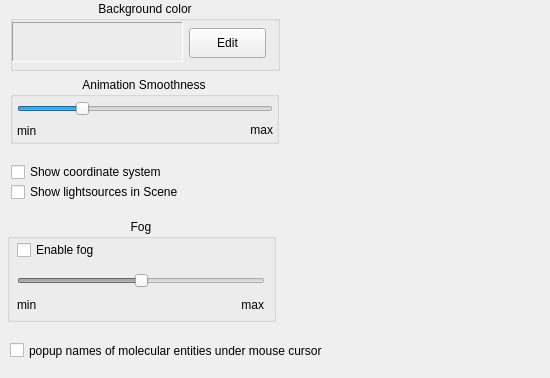
This is source/VIEW/DIALOGS/stageSettings.ui in BALL-Project/ball as Qt 5 draws it before an edit. The edited form follows.
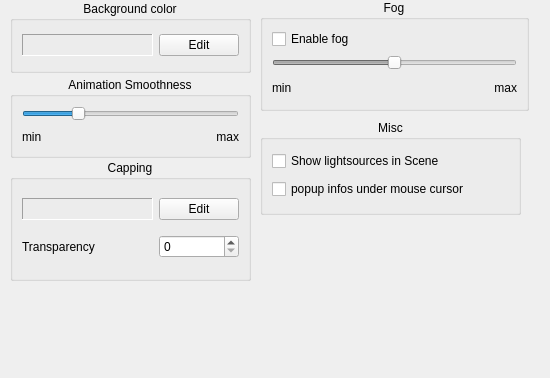
This is the edited form. The open tabs and pages were chosen to show the change.

Patch:
```diff
--- a/source/VIEW/DIALOGS/stageSettings.ui
+++ b/source/VIEW/DIALOGS/stageSettings.ui
@@ -28,112 +28,13 @@
     <number>3</number>
    </property>
    <widget class="QWidget" name="Main" >
-    <widget class="QCheckBox" name="coordinate_button" >
-     <property name="geometry" >
-      <rect>
-       <x>11</x>
-       <y>162</y>
-       <width>267</width>
-       <height>20</height>
-      </rect>
-     </property>
-     <property name="text" >
-      <string>Show coordinate system</string>
-     </property>
-    </widget>
-    <widget class="QCheckBox" name="show_lights_" >
-     <property name="geometry" >
-      <rect>
-       <x>11</x>
-       <y>182</y>
-       <width>270</width>
-       <height>20</height>
-      </rect>
-     </property>
-     <property name="text" >
-      <string>Show lightsources in Scene</string>
-     </property>
-    </widget>
-    <widget class="QCheckBox" name="popup_names" >
-     <property name="geometry" >
-      <rect>
-       <x>10</x>
-       <y>340</y>
-       <width>370</width>
-       <height>21</height>
-      </rect>
-     </property>
-     <property name="text" >
-      <string>popup names of molecular entities under mouse cursor</string>
-     </property>
-    </widget>
-    <widget class="QGroupBox" name="groupBox2" >
-     <property name="geometry" >
-      <rect>
-       <x>10</x>
-       <y>1</y>
-       <width>270</width>
-       <height>70</height>
-      </rect>
-     </property>
-     <property name="toolTip" >
-      <string>Set the background color of the Scene.</string>
-     </property>
-     <property name="title" >
-      <string>Background color</string>
-     </property>
-     <property name="alignment" >
-      <set>Qt::AlignHCenter</set>
-     </property>
-     <widget class="QPushButton" name="color_button" >
-      <property name="geometry" >
-       <rect>
-        <x>179</x>
-        <y>27</y>
-        <width>77</width>
-        <height>30</height>
-       </rect>
-      </property>
-      <property name="text" >
-       <string>Edit</string>
-      </property>
-     </widget>
-     <widget class="QLabel" name="color_sample" >
-      <property name="geometry" >
-       <rect>
-        <x>2</x>
-        <y>21</y>
-        <width>171</width>
-        <height>40</height>
-       </rect>
-      </property>
-      <property name="frameShape" >
-       <enum>QFrame::Panel</enum>
-      </property>
-      <property name="frameShadow" >
-       <enum>QFrame::Sunken</enum>
-      </property>
-      <property name="lineWidth" >
-       <number>1</number>
-      </property>
-      <property name="midLineWidth" >
-       <number>0</number>
-      </property>
-      <property name="text" >
-       <string/>
-      </property>
-      <property name="margin" >
-       <number>0</number>
-      </property>
-     </widget>
-    </widget>
     <widget class="QGroupBox" name="groupBox1_2_3_2" >
      <property name="geometry" >
       <rect>
        <x>10</x>
        <y>77</y>
-       <width>269</width>
-       <height>67</height>
+       <width>241</width>
+       <height>81</height>
       </rect>
      </property>
      <property name="toolTip" >
@@ -145,74 +46,64 @@
      <property name="alignment" >
       <set>Qt::AlignHCenter</set>
      </property>
-     <widget class="QLabel" name="TextLabel1_2_2_4_2" >
-      <property name="geometry" >
-       <rect>
-        <x>220</x>
-        <y>42</y>
-        <width>43</width>
-        <height>21</height>
-       </rect>
+     <layout class="QGridLayout" >
+      <property name="margin" >
+       <number>9</number>
       </property>
-      <property name="text" >
-       <string>max</string>
+      <property name="spacing" >
+       <number>6</number>
       </property>
-      <property name="alignment" >
-       <set>Qt::AlignRight|Qt::AlignTrailing|Qt::AlignVCenter</set>
-      </property>
-     </widget>
-     <widget class="QLabel" name="TextLabel1_3_4_2" >
-      <property name="geometry" >
-       <rect>
-        <x>7</x>
-        <y>44</y>
-        <width>33</width>
-        <height>20</height>
-       </rect>
-      </property>
-      <property name="text" >
-       <string>min</string>
-      </property>
-     </widget>
-     <widget class="QSlider" name="animation_smoothness" >
-      <property name="geometry" >
-       <rect>
-        <x>7</x>
-        <y>21</y>
-        <width>256</width>
-        <height>21</height>
-       </rect>
-      </property>
-      <property name="toolTip" >
-       <string>Intensity of fog</string>
-      </property>
-      <property name="whatsThis" >
-       <string>Intensity of fog</string>
-      </property>
-      <property name="minimum" >
-       <number>1</number>
-      </property>
-      <property name="maximum" >
-       <number>100</number>
-      </property>
-      <property name="value" >
-       <number>25</number>
-      </property>
-      <property name="orientation" >
-       <enum>Qt::Horizontal</enum>
-      </property>
-      <property name="tickInterval" >
-       <number>50</number>
-      </property>
-     </widget>
+      <item row="0" column="0" colspan="2" >
+       <widget class="QSlider" name="animation_smoothness" >
+        <property name="toolTip" >
+         <string>Intensity of fog</string>
+        </property>
+        <property name="whatsThis" >
+         <string>Intensity of fog</string>
+        </property>
+        <property name="minimum" >
+         <number>1</number>
+        </property>
+        <property name="maximum" >
+         <number>100</number>
+        </property>
+        <property name="value" >
+         <number>25</number>
+        </property>
+        <property name="orientation" >
+         <enum>Qt::Horizontal</enum>
+        </property>
+        <property name="tickInterval" >
+         <number>50</number>
+        </property>
+       </widget>
+      </item>
+      <item row="1" column="0" >
+       <widget class="QLabel" name="TextLabel1_3_4_2" >
+        <property name="text" >
+         <string>min</string>
+        </property>
+       </widget>
+      </item>
+      <item row="1" column="1" >
+       <widget class="QLabel" name="TextLabel1_2_2_4_2" >
+        <property name="text" >
+         <string>max</string>
+        </property>
+        <property name="alignment" >
+         <set>Qt::AlignRight|Qt::AlignTrailing|Qt::AlignVCenter</set>
+        </property>
+       </widget>
+      </item>
+     </layout>
     </widget>
     <widget class="QGroupBox" name="groupBox1_2_3" >
      <property name="geometry" >
       <rect>
-       <x>7</x>
-       <y>219</y>
+       <x>260</x>
+       <y>0</y>
        <width>269</width>
-       <height>103</height>
+       <height>111</height>
       </rect>
      </property>
      <property name="toolTip" >
@@ -224,79 +115,243 @@
      <property name="alignment" >
       <set>Qt::AlignHCenter</set>
      </property>
-     <widget class="QLabel" name="TextLabel1_3_4" >
-      <property name="geometry" >
-       <rect>
-        <x>10</x>
-        <y>76</y>
-        <width>33</width>
-        <height>20</height>
-       </rect>
+     <layout class="QGridLayout" >
+      <property name="margin" >
+       <number>9</number>
       </property>
-      <property name="text" >
-       <string>min</string>
+      <property name="spacing" >
+       <number>6</number>
       </property>
-     </widget>
-     <widget class="QLabel" name="TextLabel1_2_2_4" >
-      <property name="geometry" >
-       <rect>
-        <x>210</x>
-        <y>75</y>
-        <width>47</width>
-        <height>21</height>
-       </rect>
+      <item row="0" column="0" >
+       <widget class="QCheckBox" name="enable_fog" >
+        <property name="text" >
+         <string>Enable fog</string>
+        </property>
+       </widget>
+      </item>
+      <item row="1" column="0" colspan="2" >
+       <widget class="QSlider" name="fog_slider" >
+        <property name="enabled" >
+         <bool>false</bool>
+        </property>
+        <property name="toolTip" >
+         <string>Intensity of fog</string>
+        </property>
+        <property name="whatsThis" >
+         <string>Intensity of fog</string>
+        </property>
+        <property name="maximum" >
+         <number>400</number>
+        </property>
+        <property name="value" >
+         <number>200</number>
+        </property>
+        <property name="orientation" >
+         <enum>Qt::Horizontal</enum>
+        </property>
+        <property name="tickInterval" >
+         <number>50</number>
+        </property>
+       </widget>
+      </item>
+      <item row="2" column="1" >
+       <widget class="QLabel" name="TextLabel1_2_2_4" >
+        <property name="text" >
+         <string>max</string>
+        </property>
+        <property name="alignment" >
+         <set>Qt::AlignRight|Qt::AlignTrailing|Qt::AlignVCenter</set>
+        </property>
+       </widget>
+      </item>
+      <item row="2" column="0" >
+       <widget class="QLabel" name="TextLabel1_3_4" >
+        <property name="text" >
+         <string>min</string>
+        </property>
+       </widget>
+      </item>
+     </layout>
+    </widget>
+    <widget class="QGroupBox" name="groupBox" >
+     <property name="geometry" >
+      <rect>
+       <x>260</x>
+       <y>120</y>
+       <width>261</width>
+       <height>95</height>
+      </rect>
+     </property>
+     <property name="title" >
+      <string>Misc</string>
+     </property>
+     <property name="alignment" >
+      <set>Qt::AlignHCenter</set>
+     </property>
+     <layout class="QGridLayout" >
+      <property name="margin" >
+       <number>9</number>
       </property>
-      <property name="text" >
-       <string>max</string>
+      <property name="spacing" >
+       <number>6</number>
       </property>
-      <property name="alignment" >
-       <set>Qt::AlignRight|Qt::AlignTrailing|Qt::AlignVCenter</set>
+      <item row="1" column="0" >
+       <widget class="QCheckBox" name="popup_names" >
+        <property name="text" >
+         <string>popup infos under mouse cursor</string>
+        </property>
+       </widget>
+      </item>
+      <item row="0" column="0" >
+       <widget class="QCheckBox" name="show_lights_" >
+        <property name="text" >
+         <string>Show lightsources in Scene</string>
+        </property>
+       </widget>
+      </item>
+     </layout>
+    </widget>
+    <widget class="QGroupBox" name="groupBox2" >
+     <property name="geometry" >
+      <rect>
+       <x>10</x>
+       <y>1</y>
+       <width>241</width>
+       <height>72</height>
+      </rect>
+     </property>
+     <property name="toolTip" >
+      <string>Set the background color of the Scene.</string>
+     </property>
+     <property name="title" >
+      <string>Background color</string>
+     </property>
+     <property name="alignment" >
+      <set>Qt::AlignHCenter</set>
+     </property>
+     <layout class="QGridLayout" >
+      <property name="margin" >
+       <number>9</number>
       </property>
-     </widget>
-     <widget class="QSlider" name="fog_slider" >
-      <property name="enabled" >
-       <bool>false</bool>
+      <property name="spacing" >
+       <number>6</number>
       </property>
-      <property name="geometry" >
-       <rect>
-        <x>10</x>
-        <y>51</y>
-        <width>248</width>
-        <height>21</height>
-       </rect>
+      <item row="0" column="0" >
+       <widget class="QLabel" name="color_sample" >
+        <property name="sizePolicy" >
+         <sizepolicy>
+          <hsizetype>7</hsizetype>
+          <vsizetype>5</vsizetype>
+          <horstretch>0</horstretch>
+          <verstretch>0</verstretch>
+         </sizepolicy>
+        </property>
+        <property name="frameShape" >
+         <enum>QFrame::Panel</enum>
+        </property>
+        <property name="frameShadow" >
+         <enum>QFrame::Sunken</enum>
+        </property>
+        <property name="lineWidth" >
+         <number>1</number>
+        </property>
+        <property name="midLineWidth" >
+         <number>0</number>
+        </property>
+        <property name="text" >
+         <string/>
+        </property>
+        <property name="margin" >
+         <number>0</number>
+        </property>
+       </widget>
+      </item>
+      <item row="0" column="1" >
+       <widget class="QPushButton" name="color_button" >
+        <property name="text" >
+         <string>Edit</string>
+        </property>
+       </widget>
+      </item>
+     </layout>
+    </widget>
+    <widget class="QGroupBox" name="groupBox2_2" >
+     <property name="geometry" >
+      <rect>
+       <x>10</x>
+       <y>160</y>
+       <width>241</width>
+       <height>121</height>
+      </rect>
+     </property>
+     <property name="toolTip" >
+      <string>Set the background color of the Scene.</string>
+     </property>
+     <property name="title" >
+      <string>Capping</string>
+     </property>
+     <property name="alignment" >
+      <set>Qt::AlignHCenter</set>
+     </property>
+     <layout class="QGridLayout" >
+      <property name="margin" >
+       <number>9</number>
       </property>
-      <property name="toolTip" >
-       <string>Intensity of fog</string>
+      <property name="spacing" >
+       <number>6</number>
       </property>
-      <property name="whatsThis" >
-       <string>Intensity of fog</string>
-      </property>
-      <property name="maximum" >
-       <number>400</number>
-      </property>
-      <property name="value" >
-       <number>200</number>
-      </property>
-      <property name="orientation" >
-       <enum>Qt::Horizontal</enum>
-      </property>
-      <property name="tickInterval" >
-       <number>50</number>
-      </property>
-     </widget>
-     <widget class="QCheckBox" name="enable_fog" >
-      <property name="geometry" >
-       <rect>
-        <x>10</x>
-        <y>21</y>
-        <width>180</width>
-        <height>20</height>
-       </rect>
-      </property>
-      <property name="text" >
-       <string>Enable fog</string>
-      </property>
-     </widget>
+      <item row="0" column="0" >
+       <widget class="QLabel" name="capping_color" >
+        <property name="sizePolicy" >
+         <sizepolicy>
+          <hsizetype>7</hsizetype>
+          <vsizetype>5</vsizetype>
+          <horstretch>0</horstretch>
+          <verstretch>0</verstretch>
+         </sizepolicy>
+        </property>
+        <property name="frameShape" >
+         <enum>QFrame::Panel</enum>
+        </property>
+        <property name="frameShadow" >
+         <enum>QFrame::Sunken</enum>
+        </property>
+        <property name="lineWidth" >
+         <number>1</number>
+        </property>
+        <property name="midLineWidth" >
+         <number>0</number>
+        </property>
+        <property name="text" >
+         <string/>
+        </property>
+        <property name="margin" >
+         <number>0</number>
+        </property>
+       </widget>
+      </item>
+      <item row="0" column="1" colspan="2" >
+       <widget class="QPushButton" name="capping_color_button" >
+        <property name="text" >
+         <string>Edit</string>
+        </property>
+       </widget>
+      </item>
+      <item row="1" column="0" >
+       <widget class="QLabel" name="label" >
+        <property name="text" >
+         <string>Transparency</string>
+        </property>
+       </widget>
+      </item>
+      <item row="1" column="1" colspan="2" >
+       <widget class="QSpinBox" name="capping_transparency" >
+        <property name="maximum" >
+         <number>255</number>
+        </property>
+       </widget>
+      </item>
+     </layout>
     </widget>
    </widget>
    <widget class="QWidget" name="Mouse" >
```
Left out of the diff: 2 changed lines with no effect on the pictures.
